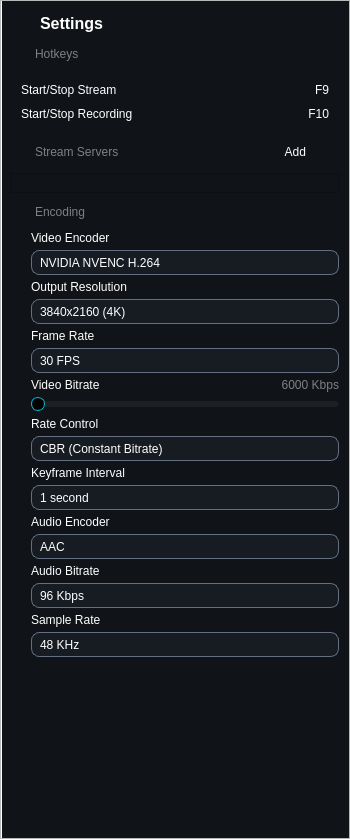
Qt form settingsdialog.ui (drillarium/FrameFlow) before a commit.
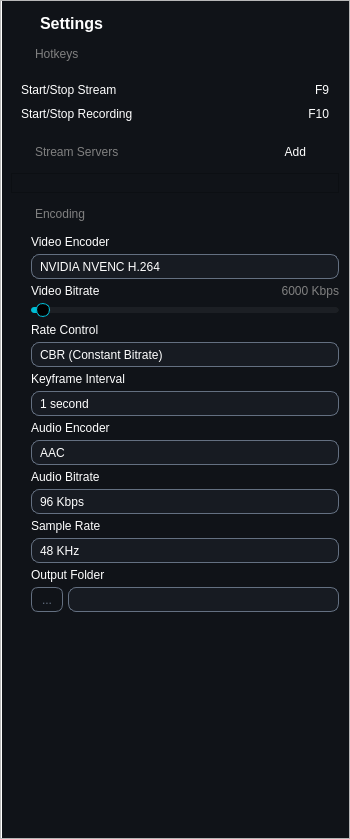
The same form after that commit. Icons and pictures are not drawn.

Diff of the .ui file:
```diff
--- a/settingsdialog.ui
+++ b/settingsdialog.ui
@@ -134,7 +134,14 @@
 
 QSlider::handle:horizontal:hover {
     background: #e0f7fa;
-}</string>
+}
+
+#folderSelectorButton {
+  border: 1px solid #647081;
+  color: #647081;
+ border-radius: 7px;
+}
+</string>
   </property>
   <layout class="QVBoxLayout" name="verticalLayout">
    <property name="spacing">
@@ -550,6 +557,29 @@
                </property>
               </widget>
              </item>
+             <item>
+              <widget class="QPushButton" name="saveEncodingButton">
+               <property name="sizePolicy">
+                <sizepolicy hsizetype="Fixed" vsizetype="Fixed">
+                 <horstretch>0</horstretch>
+                 <verstretch>0</verstretch>
+                </sizepolicy>
+               </property>
+               <property name="cursor">
+                <cursorShape>PointingHandCursor</cursorShape>
+               </property>
+               <property name="text">
+                <string/>
+               </property>
+               <property name="icon">
+                <iconset resource="frameflow.qrc">
+                 <normaloff>:/FrameFlow/save.svg</normaloff>:/FrameFlow/save.svg</iconset>
+               </property>
+               <property name="flat">
+                <bool>true</bool>
+               </property>
+              </widget>
+             </item>
             </layout>
            </widget>
           </item>
@@ -579,7 +609,7 @@
               </widget>
              </item>
              <item>
-              <widget class="QComboBox" name="comboBox">
+              <widget class="QComboBox" name="videoEncoderComboBox">
                <property name="minimumSize">
                 <size>
                  <width>0</width>
@@ -619,92 +649,6 @@
                </item>
               </widget>
              </item>
-             <item>
-              <widget class="QLabel" name="label_10">
-               <property name="text">
-                <string>Output Resolution</string>
-               </property>
-              </widget>
-             </item>
-             <item>
-              <widget class="QComboBox" name="comboBox_2">
-               <property name="minimumSize">
-                <size>
-                 <width>0</width>
-                 <height>25</height>
-                </size>
-               </property>
-               <property name="maximumSize">
-                <size>
-                 <width>16777215</width>
-                 <height>25</height>
-                </size>
-               </property>
-               <item>
-                <property name="text">
-                 <string>3840x2160 (4K)</string>
-                </property>
-               </item>
-               <item>
-                <property name="text">
-                 <string>2560x1440 (1440p)</string>
-                </property>
-               </item>
-               <item>
-                <property name="text">
-                 <string>1920x1080 (1080p)</string>
-                </property>
-               </item>
-               <item>
-                <property name="text">
-                 <string>1280x720 (720p)</string>
-                </property>
-               </item>
-               <item>
-                <property name="text">
-                 <string>854x480 (480p)</string>
-                </property>
-               </item>
-              </widget>
-             </item>
-             <item>
-              <widget class="QLabel" name="label_11">
-               <property name="text">
-                <string>Frame Rate</string>
-               </property>
-              </widget>
-             </item>
-             <item>
-              <widget class="QComboBox" name="comboBox_3">
-               <property name="minimumSize">
-                <size>
-                 <width>0</width>
-                 <height>25</height>
-                </size>
-               </property>
-               <property name="maximumSize">
-                <size>
-                 <width>16777215</width>
-                 <height>25</height>
-                </size>
-               </property>
-               <item>
-                <property name="text">
-                 <string>30 FPS</string>
-                </property>
-               </item>
-               <item>
-                <property name="text">
-                 <string>60 FPS</string>
-                </property>
-               </item>
-               <item>
-                <property name="text">
-                 <string>120 FPS</string>
-                </property>
-               </item>
-              </widget>
-             </item>
              <item>
               <widget class="QWidget" name="horizontalWidget" native="true">
                <layout class="QHBoxLayout" name="horizontalLayout_5">
@@ -744,7 +688,22 @@
               </widget>
              </item>
              <item>
-              <widget class="QSlider" name="horizontalSlider">
+              <widget class="QSlider" name="videoBitrateSlider">
+               <property name="minimum">
+                <number>100</number>
+               </property>
+               <property name="maximum">
+                <number>50000</number>
+               </property>
+               <property name="singleStep">
+                <number>100</number>
+               </property>
+               <property name="pageStep">
+                <number>1000</number>
+               </property>
+               <property name="value">
+                <number>1000</number>
+               </property>
                <property name="orientation">
                 <enum>Qt::Orientation::Horizontal</enum>
                </property>
@@ -758,7 +717,7 @@
               </widget>
              </item>
              <item>
-              <widget class="QComboBox" name="comboBox_4">
+              <widget class="QComboBox" name="rateControlComboBox">
                <property name="minimumSize">
                 <size>
                  <width>0</width>
@@ -796,7 +755,7 @@
               </widget>
              </item>
              <item>
-              <widget class="QComboBox" name="comboBox_5">
+              <widget class="QComboBox" name="keyFrameIntervalComboBox">
                <property name="minimumSize">
                 <size>
                  <width>0</width>
@@ -839,7 +798,7 @@
               </widget>
              </item>
              <item>
-              <widget class="QComboBox" name="comboBox_6">
+              <widget class="QComboBox" name="audioEncoderComboBox">
                <property name="minimumSize">
                 <size>
                  <width>0</width>
@@ -877,7 +836,7 @@
               </widget>
              </item>
              <item>
-              <widget class="QComboBox" name="comboBox_7">
+              <widget class="QComboBox" name="audioBitrateComboBox">
                <property name="minimumSize">
                 <size>
                  <width>0</width>
@@ -930,7 +889,7 @@
               </widget>
              </item>
              <item>
-              <widget class="QComboBox" name="comboBox_8">
+              <widget class="QComboBox" name="sampleRateComboBox">
                <property name="minimumSize">
                 <size>
                  <width>0</width>
@@ -955,6 +914,93 @@
                </item>
               </widget>
              </item>
+             <item>
+              <widget class="QLabel" name="label_10">
+               <property name="text">
+                <string>Output Folder</string>
+               </property>
+              </widget>
+             </item>
+             <item>
+              <widget class="QWidget" name="horizontalWidget" native="true">
+               <property name="minimumSize">
+                <size>
+                 <width>0</width>
+                 <height>25</height>
+                </size>
+               </property>
+               <property name="maximumSize">
+                <size>
+                 <width>16777215</width>
+                 <height>25</height>
+                </size>
+               </property>
+               <layout class="QHBoxLayout" name="horizontalLayout_6">
+                <property name="spacing">
+                 <number>5</number>
+                </property>
+                <property name="leftMargin">
+                 <number>0</number>
+                </property>
+                <property name="topMargin">
+                 <number>0</number>
+                </property>
+                <property name="rightMargin">
+                 <number>0</number>
+                </property>
+                <property name="bottomMargin">
+                 <number>0</number>
+                </property>
+                <item>
+                 <widget class="QPushButton" name="folderSelectorButton">
+                  <property name="sizePolicy">
+                   <sizepolicy hsizetype="Minimum" vsizetype="Minimum">
+                    <horstretch>0</horstretch>
+                    <verstretch>0</verstretch>
+                   </sizepolicy>
+                  </property>
+                  <property name="minimumSize">
+                   <size>
+                    <width>32</width>
+                    <height>0</height>
+                   </size>
+                  </property>
+                  <property name="maximumSize">
+                   <size>
+                    <width>32</width>
+                    <height>16777215</height>
+                   </size>
+                  </property>
+                  <property name="cursor">
+                   <cursorShape>PointingHandCursor</cursorShape>
+                  </property>
+                  <property name="text">
+                   <string>...</string>
+                  </property>
+                  <property name="autoDefault">
+                   <bool>false</bool>
+                  </property>
+                  <property name="flat">
+                   <bool>true</bool>
+                  </property>
+                 </widget>
+                </item>
+                <item>
+                 <widget class="QLineEdit" name="outputFolderLineEdit">
+                  <property name="sizePolicy">
+                   <sizepolicy hsizetype="Expanding" vsizetype="Minimum">
+                    <horstretch>0</horstretch>
+                    <verstretch>0</verstretch>
+                   </sizepolicy>
+                  </property>
+                  <property name="readOnly">
+                   <bool>true</bool>
+                  </property>
+                 </widget>
+                </item>
+               </layout>
+              </widget>
+             </item>
             </layout>
            </widget>
           </item>
```
Left out of the diff: 51 changed lines with no effect on the pictures.
